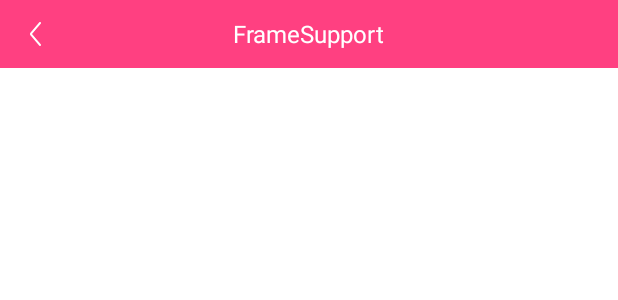
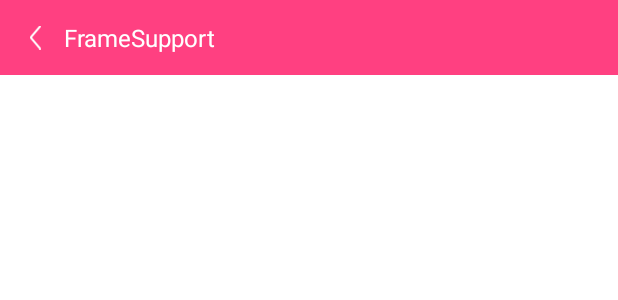
Before and after one commit to OneGreenHand/FrameSupport, an Android app: the layout titlebar.xml on its own in the app's theme, with its tools: preview values and no code run, on a phone screen of 412 x 824 dp. Shown: the top 300 px of the screen. Run offline under Robolectric (Android 15) with nearby library versions, the phone set to English and light mode, and no system bars.

Commit message:
优化基类

```diff
--- a/app/src/main/java/com/ogh/support/util/CommonUtil.java
+++ b/app/src/main/java/com/ogh/support/util/CommonUtil.java
@@ -288,10 +288,4 @@ public class CommonUtil {
         activity.startActivityForResult(intent, requestCode);
     }
 
-    public static void IntentToOpenGps(Fragment fragment, int requestCode) {
-        Intent intent = new Intent(Settings.ACTION_LOCATION_SOURCE_SETTINGS);
-        intent.setFlags(Intent.FLAG_ACTIVITY_NEW_TASK);
-        fragment.startActivityForResult(intent, requestCode);
-    }
-
 }
--- a/app/src/main/res/layout/titlebar.xml
+++ b/app/src/main/res/layout/titlebar.xml
@@ -2,30 +2,26 @@
 <LinearLayout xmlns:android="http://schemas.android.com/apk/res/android"
     xmlns:tools="http://schemas.android.com/tools"
     android:layout_width="match_parent"
-    android:layout_height="45dp">
-
-    <RelativeLayout
-        android:id="@+id/layout_title"
-        android:layout_width="match_parent"
-        android:layout_height="match_parent"
-        tools:background="@color/colorPrimary">
+    android:layout_height="50dp"
+    android:background="@color/colorPrimary"
+    android:orientation="horizontal">
 
     <ImageView
         android:id="@+id/img_finish"
         android:layout_width="wrap_content"
         android:layout_height="match_parent"
         android:paddingLeft="20dp"
-            android:paddingRight="20dp"
+        android:paddingRight="15dp"
         tools:src="@mipmap/back_white" />
 
     <TextView
         android:id="@+id/app_title"
-            android:layout_width="wrap_content"
-            android:layout_height="wrap_content"
-            android:layout_centerInParent="true"
+        android:layout_width="0dp"
+        android:layout_height="match_parent"
+        android:layout_weight="1"
         android:ellipsize="end"
-            android:maxWidth="250dp"
-            android:singleLine="true"
+        android:gravity="center_vertical"
+        android:maxLines="1"
         android:textColor="@color/c_FFFFFF"
         android:textSize="@dimen/font_16sp"
         tools:text="@string/app_name" />
@@ -34,13 +30,12 @@
         android:id="@+id/other"
         android:layout_width="wrap_content"
         android:layout_height="match_parent"
-            android:layout_alignParentRight="true"
         android:gravity="center_vertical"
         android:paddingLeft="15dp"
         android:paddingRight="15dp"
         android:textColor="@color/c_FFFFFF"
-            android:textSize="@dimen/font_16sp"
+        android:textSize="@dimen/font_14sp"
         android:visibility="gone"
         tools:text="@string/sure" />
-    </RelativeLayout>
+
 </LinearLayout>
--- a/frame/src/main/java/com/frame/base/activity/BaseActivity.java
+++ b/frame/src/main/java/com/frame/base/activity/BaseActivity.java
@@ -80,7 +80,7 @@ public abstract class BaseActivity<T extends ViewBinding> extends AppCompatActiv
     }
 
     /**
-     * 默认设置状态栏配置(状态栏为粉红色、字体自动变色(须指定状态栏颜色),同时解决状态栏和布局重叠问题)
+     * 默认设置状态栏配置(状态栏为主题色、字体自动变色(须指定状态栏颜色),同时解决状态栏和布局重叠问题)
      */
     private void initImmersionBar() {
         initImmersionBar(R.color.frame_colorPrimary);
```
Also changed, not shown: app/src/main/java/com/ogh/support/util/IntentUtil.java (+0 -32 lines), app/src/main/java/com/ogh/support/view/activity/MainActivity.java (+9 -9 lines), app/src/main/java/com/ogh/support/widget/TitleBarLayout.java (+4 -5 lines), app/src/main/res/layout/dialog_tips.xml (+5 -4 lines), app/src/main/res/drawable/shape_cc7c7c7_30.xml (renamed from app/src/main/res/drawable/shape_cancel.xml), app/src/main/res/mipmap-xxhdpi/img_dialog_tips.png (added). Lines whose indentation alone changed are shown as unchanged.
